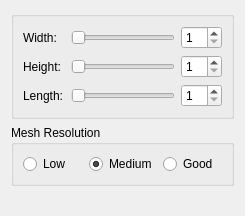
First picture: the form in src/core/widgets/volume_resize_widget.ui, repository jdms/rrm, before the edit.
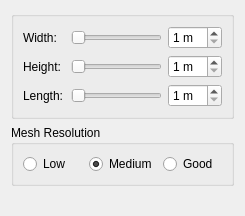
Second picture: the form after the edit.

Patch:
```diff
--- a/src/core/widgets/volume_resize_widget.ui
+++ b/src/core/widgets/volume_resize_widget.ui
@@ -36,6 +36,9 @@
       </item>
       <item row="0" column="2">
        <widget class="QSpinBox" name="sb_width_volume">
+        <property name="suffix">
+         <string> m</string>
+        </property>
         <property name="minimum">
          <number>1</number>
         </property>
@@ -57,6 +60,9 @@
       </item>
       <item row="1" column="2">
        <widget class="QSpinBox" name="sb_height_volume">
+        <property name="suffix">
+         <string> m</string>
+        </property>
         <property name="minimum">
          <number>1</number>
         </property>
@@ -78,6 +84,9 @@
       </item>
       <item row="2" column="2">
        <widget class="QSpinBox" name="sb_depth_volume">
+        <property name="suffix">
+         <string> m</string>
+        </property>
         <property name="minimum">
          <number>1</number>
         </property>
```
